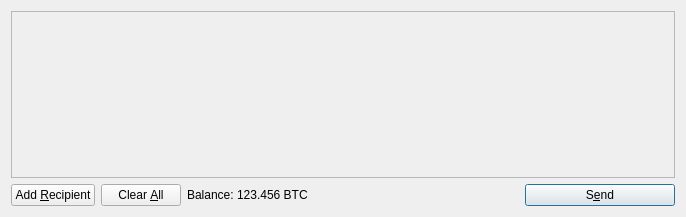
Before: the Qt Designer form src/qt/forms/sendcoinsdialog.ui in microcash-dev/DRACHMacoin, drawn with Qt 5.
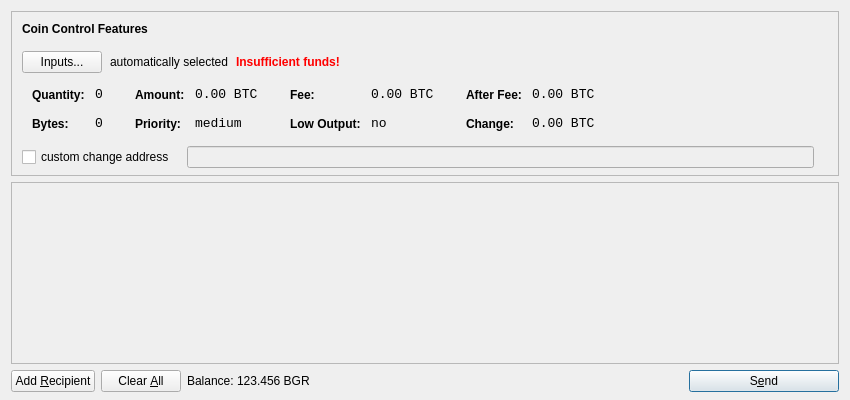
After: the same form once the commit is applied. Icons and pictures are not drawn.

Diff of the .ui file:
```diff
--- a/src/qt/forms/sendcoinsdialog.ui
+++ b/src/qt/forms/sendcoinsdialog.ui
@@ -6,14 +6,615 @@
    <rect>
     <x>0</x>
     <y>0</y>
-    <width>686</width>
-    <height>217</height>
+    <width>850</width>
+    <height>400</height>
    </rect>
   </property>
   <property name="windowTitle">
    <string>Send Coins</string>
   </property>
-  <layout class="QVBoxLayout" name="verticalLayout">
+  <layout class="QVBoxLayout" name="verticalLayout" stretch="0,1,0">
+   <property name="bottomMargin">
+    <number>8</number>
+   </property>
+   <item>
+    <widget class="QFrame" name="frameCoinControl">
+     <property name="sizePolicy">
+      <sizepolicy hsizetype="Expanding" vsizetype="Expanding">
+       <horstretch>0</horstretch>
+       <verstretch>0</verstretch>
+      </sizepolicy>
+     </property>
+     <property name="maximumSize">
+      <size>
+       <width>16777215</width>
+       <height>16777215</height>
+      </size>
+     </property>
+     <property name="frameShape">
+      <enum>QFrame::StyledPanel</enum>
+     </property>
+     <property name="frameShadow">
+      <enum>QFrame::Sunken</enum>
+     </property>
+     <layout class="QVBoxLayout" name="verticalLayoutCoinControl2">
+      <property name="spacing">
+       <number>-1</number>
+      </property>
+      <property name="leftMargin">
+       <number>0</number>
+      </property>
+      <property name="topMargin">
+       <number>0</number>
+      </property>
+      <property name="rightMargin">
+       <number>0</number>
+      </property>
+      <property name="bottomMargin">
+       <number>6</number>
+      </property>
+      <item>
+       <layout class="QVBoxLayout" name="verticalLayoutCoinControl" stretch="0,0,0,0,1">
+        <property name="spacing">
+         <number>0</number>
+        </property>
+        <property name="leftMargin">
+         <number>10</number>
+        </property>
+        <property name="topMargin">
+         <number>10</number>
+        </property>
+        <item>
+         <layout class="QHBoxLayout" name="horizontalLayoutCoinControl1">
+          <property name="bottomMargin">
+           <number>15</number>
+          </property>
+          <item>
+           <widget class="QLabel" name="labelCoinControlFeatures">
+            <property name="sizePolicy">
+             <sizepolicy hsizetype="Preferred" vsizetype="Maximum">
+              <horstretch>0</horstretch>
+              <verstretch>0</verstretch>
+             </sizepolicy>
+            </property>
+            <property name="font">
+             <font>
+              <weight>75</weight>
+              <bold>true</bold>
+             </font>
+            </property>
+            <property name="styleSheet">
+             <string notr="true">font-weight:bold;</string>
+            </property>
+            <property name="text">
+             <string>Coin Control Features</string>
+            </property>
+           </widget>
+          </item>
+         </layout>
+        </item>
+        <item>
+         <layout class="QHBoxLayout" name="horizontalLayoutCoinControl2" stretch="0,0,0,0">
+          <property name="spacing">
+           <number>8</number>
+          </property>
+          <property name="bottomMargin">
+           <number>10</number>
+          </property>
+          <item>
+           <widget class="QPushButton" name="pushButtonCoinControl">
+            <property name="styleSheet">
+             <string notr="true"/>
+            </property>
+            <property name="text">
+             <string>Inputs...</string>
+            </property>
+           </widget>
+          </item>
+          <item>
+           <widget class="QLabel" name="labelCoinControlAutomaticallySelected">
+            <property name="text">
+             <string>automatically selected</string>
+            </property>
+            <property name="margin">
+             <number>5</number>
+            </property>
+           </widget>
+          </item>
+          <item>
+           <widget class="QLabel" name="labelCoinControlInsuffFunds">
+            <property name="font">
+             <font>
+              <weight>75</weight>
+              <bold>true</bold>
+             </font>
+            </property>
+            <property name="styleSheet">
+             <string notr="true">color:red;font-weight:bold;</string>
+            </property>
+            <property name="text">
+             <string>Insufficient funds!</string>
+            </property>
+            <property name="margin">
+             <number>5</number>
+            </property>
+           </widget>
+          </item>
+          <item>
+           <spacer name="horizontalSpacerCoinControl">
+            <property name="orientation">
+             <enum>Qt::Horizontal</enum>
+            </property>
+            <property name="sizeHint" stdset="0">
+             <size>
+              <width>40</width>
+              <height>1</height>
+             </size>
+            </property>
+           </spacer>
+          </item>
+         </layout>
+        </item>
+        <item>
+         <widget class="QWidget" name="widgetCoinControl" native="true">
+          <property name="sizePolicy">
+           <sizepolicy hsizetype="Preferred" vsizetype="Preferred">
+            <horstretch>0</horstretch>
+            <verstretch>0</verstretch>
+           </sizepolicy>
+          </property>
+          <property name="minimumSize">
+           <size>
+            <width>0</width>
+            <height>0</height>
+           </size>
+          </property>
+          <property name="styleSheet">
+           <string notr="true"/>
+          </property>
+          <layout class="QHBoxLayout" name="horizontalLayoutCoinControl5">
+           <property name="margin">
+            <number>0</number>
+           </property>
+           <item>
+            <layout class="QHBoxLayout" name="horizontalLayoutCoinControl3" stretch="0,0,0,1">
+             <property name="spacing">
+              <number>20</number>
+             </property>
+             <property name="topMargin">
+              <number>0</number>
+             </property>
+             <property name="bottomMargin">
+              <number>10</number>
+             </property>
+             <item>
+              <layout class="QFormLayout" name="formLayoutCoinControl1">
+               <property name="horizontalSpacing">
+                <number>10</number>
+               </property>
+               <property name="verticalSpacing">
+                <number>14</number>
+               </property>
+               <property name="leftMargin">
+                <number>10</number>
+               </property>
+               <property name="topMargin">
+                <number>4</number>
+               </property>
+               <property name="rightMargin">
+                <number>6</number>
+               </property>
+               <item row="0" column="0">
+                <widget class="QLabel" name="labelCoinControlQuantityText">
+                 <property name="styleSheet">
+                  <string notr="true">font-weight:bold;</string>
+                 </property>
+                 <property name="text">
+                  <string>Quantity:</string>
+                 </property>
+                 <property name="margin">
+                  <number>0</number>
+                 </property>
+                </widget>
+               </item>
+               <item row="0" column="1">
+                <widget class="QLabel" name="labelCoinControlQuantity">
+                 <property name="font">
+                  <font>
+                   <family>Monospace</family>
+                   <pointsize>10</pointsize>
+                  </font>
+                 </property>
+                 <property name="cursor">
+                  <cursorShape>IBeamCursor</cursorShape>
+                 </property>
+                 <property name="contextMenuPolicy">
+                  <enum>Qt::ActionsContextMenu</enum>
+                 </property>
+                 <property name="text">
+                  <string notr="true">0</string>
+                 </property>
+                 <property name="margin">
+                  <number>0</number>
+                 </property>
+                 <property name="textInteractionFlags">
+                  <set>Qt::LinksAccessibleByMouse|Qt::TextSelectableByKeyboard|Qt::TextSelectableByMouse</set>
+                 </property>
+                </widget>
+               </item>
+               <item row="1" column="0">
+                <widget class="QLabel" name="labelCoinControlBytesText">
+                 <property name="styleSheet">
+                  <string notr="true">font-weight:bold;</string>
+                 </property>
+                 <property name="text">
+                  <string>Bytes:</string>
+                 </property>
+                </widget>
+               </item>
+               <item row="1" column="1">
+                <widget class="QLabel" name="labelCoinControlBytes">
+                 <property name="font">
+                  <font>
+                   <family>Monospace</family>
+                   <pointsize>10</pointsize>
+                  </font>
+                 </property>
+                 <property name="cursor">
+                  <cursorShape>IBeamCursor</cursorShape>
+                 </property>
+                 <property name="contextMenuPolicy">
+                  <enum>Qt::ActionsContextMenu</enum>
+                 </property>
+                 <property name="text">
+                  <string notr="true">0</string>
+                 </property>
+                 <property name="textInteractionFlags">
+                  <set>Qt::LinksAccessibleByMouse|Qt::TextSelectableByKeyboard|Qt::TextSelectableByMouse</set>
+                 </property>
+                </widget>
+               </item>
+              </layout>
+             </item>
+             <item>
+              <layout class="QFormLayout" name="formLayoutCoinControl2">
+               <property name="horizontalSpacing">
+                <number>10</number>
+               </property>
+               <property name="verticalSpacing">
+                <number>14</number>
+               </property>
+               <property name="leftMargin">
+                <number>6</number>
+               </property>
+               <property name="topMargin">
+                <number>4</number>
+               </property>
+               <property name="rightMargin">
+                <number>6</number>
+               </property>
+               <item row="0" column="0">
+                <widget class="QLabel" name="labelCoinControlAmountText">
+                 <property name="styleSheet">
+                  <string notr="true">font-weight:bold;</string>
+                 </property>
+                 <property name="text">
+                  <string>Amount:</string>
+                 </property>
+                 <property name="margin">
+                  <number>0</number>
+                 </property>
+                </widget>
+               </item>
+               <item row="0" column="1">
+                <widget class="QLabel" name="labelCoinControlAmount">
+                 <property name="font">
+                  <font>
+                   <family>Monospace</family>
+                   <pointsize>10</pointsize>
+                  </font>
+                 </property>
+                 <property name="cursor">
+                  <cursorShape>IBeamCursor</cursorShape>
+                 </property>
+                 <property name="contextMenuPolicy">
+                  <enum>Qt::ActionsContextMenu</enum>
+                 </property>
+                 <property name="text">
+                  <string notr="true">0.00 BTC</string>
+                 </property>
+                 <property name="textInteractionFlags">
+                  <set>Qt::LinksAccessibleByMouse|Qt::TextSelectableByKeyboard|Qt::TextSelectableByMouse</set>
+                 </property>
+                </widget>
+               </item>
+               <item row="1" column="0">
+                <widget class="QLabel" name="labelCoinControlPriorityText">
+                 <property name="styleSheet">
+                  <string notr="true">font-weight:bold;</string>
+                 </property>
+                 <property name="text">
+                  <string>Priority:</string>
+                 </property>
+                </widget>
+               </item>
+               <item row="1" column="1">
+                <widget class="QLabel" name="labelCoinControlPriority">
+                 <property name="font">
+                  <font>
+                   <family>Monospace</family>
+                   <pointsize>10</pointsize>
+                  </font>
+                 </property>
+                 <property name="cursor">
+                  <cursorShape>IBeamCursor</cursorShape>
+                 </property>
+                 <property name="contextMenuPolicy">
+                  <enum>Qt::ActionsContextMenu</enum>
+                 </property>
+                 <property name="text">
+                  <string>medium</string>
+                 </property>
+                 <property name="textInteractionFlags">
+                  <set>Qt::LinksAccessibleByMouse|Qt::TextSelectableByKeyboard|Qt::TextSelectableByMouse</set>
+                 </property>
+                </widget>
+               </item>
+              </layout>
+             </item>
+             <item>
+              <layout class="QFormLayout" name="formLayoutCoinControl3">
+               <property name="horizontalSpacing">
+                <number>10</number>
+               </property>
+               <property name="verticalSpacing">
+                <number>14</number>
+               </property>
+               <property name="leftMargin">
+                <number>6</number>
+               </property>
+               <property name="topMargin">
+                <number>4</number>
+               </property>
+               <property name="rightMargin">
+                <number>6</number>
+               </property>
+               <item row="0" column="0">
+                <widget class="QLabel" name="labelCoinControlFeeText">
+                 <property name="styleSheet">
+                  <string notr="true">font-weight:bold;</string>
+                 </property>
+                 <property name="text">
+                  <string>Fee:</string>
+                 </property>
+                 <property name="margin">
+                  <number>0</number>
+                 </property>
+                </widget>
+               </item>
+               <item row="0" column="1">
+                <widget class="QLabel" name="labelCoinControlFee">
+                 <property name="font">
+                  <font>
+                   <family>Monospace</family>
+                   <pointsize>10</pointsize>
+                  </font>
+                 </property>
+                 <property name="cursor">
+                  <cursorShape>IBeamCursor</cursorShape>
+                 </property>
+                 <property name="contextMenuPolicy">
+                  <enum>Qt::ActionsContextMenu</enum>
+                 </property>
+                 <property name="text">
+                  <string notr="true">0.00 BTC</string>
+                 </property>
+                 <property name="textInteractionFlags">
+                  <set>Qt::LinksAccessibleByMouse|Qt::TextSelectableByKeyboard|Qt::TextSelectableByMouse</set>
+                 </property>
+                </widget>
+               </item>
+               <item row="1" column="0">
+                <widget class="QLabel" name="labelCoinControlLowOutputText">
+                 <property name="styleSheet">
+                  <string notr="true">font-weight:bold;</string>
+                 </property>
+                 <property name="text">
+                  <string>Low Output:</string>
+                 </property>
+                </widget>
+               </item>
+               <item row="1" column="1">
+                <widget class="QLabel" name="labelCoinControlLowOutput">
+                 <property name="font">
+                  <font>
+                   <family>Monospace</family>
+                   <pointsize>10</pointsize>
+                  </font>
+                 </property>
+                 <property name="cursor">
+                  <cursorShape>IBeamCursor</cursorShape>
+                 </property>
+                 <property name="contextMenuPolicy">
+                  <enum>Qt::ActionsContextMenu</enum>
+                 </property>
+                 <property name="text">
+                  <string>no</string>
+                 </property>
+                 <property name="textInteractionFlags">
+                  <set>Qt::LinksAccessibleByMouse|Qt::TextSelectableByKeyboard|Qt::TextSelectableByMouse</set>
+                 </property>
+                </widget>
+               </item>
+              </layout>
+             </item>
+             <item>
+              <layout class="QFormLayout" name="formLayoutCoinControl4">
+               <property name="horizontalSpacing">
+                <number>10</number>
+               </property>
+               <property name="verticalSpacing">
+                <number>14</number>
+               </property>
+               <property name="leftMargin">
+                <number>6</number>
+               </property>
+               <property name="topMargin">
+                <number>4</number>
+               </property>
+               <property name="rightMargin">
+                <number>6</number>
+               </property>
+               <item row="0" column="0">
+                <widget class="QLabel" name="labelCoinControlAfterFeeText">
+                 <property name="styleSheet">
+                  <string notr="true">font-weight:bold;</string>
+                 </property>
+                 <property name="text">
+                  <string>After Fee:</string>
+                 </property>
+                 <property name="margin">
+                  <number>0</number>
+                 </property>
+                </widget>
+               </item>
+               <item row="0" column="1">
+                <widget class="QLabel" name="labelCoinControlAfterFee">
+                 <property name="font">
+                  <font>
+                   <family>Monospace</family>
+                   <pointsize>10</pointsize>
+                  </font>
+                 </property>
+                 <property name="cursor">
+                  <cursorShape>IBeamCursor</cursorShape>
+                 </property>
+                 <property name="contextMenuPolicy">
+                  <enum>Qt::ActionsContextMenu</enum>
+                 </property>
+                 <property name="text">
+                  <string notr="true">0.00 BTC</string>
+                 </property>
+                 <property name="textInteractionFlags">
+                  <set>Qt::LinksAccessibleByMouse|Qt::TextSelectableByKeyboard|Qt::TextSelectableByMouse</set>
+                 </property>
+                </widget>
+               </item>
+               <item row="1" column="0">
+                <widget class="QLabel" name="labelCoinControlChangeText">
+                 <property name="styleSheet">
+                  <string notr="true">font-weight:bold;</string>
+                 </property>
+                 <property name="text">
+                  <string>Change:</string>
+                 </property>
+                </widget>
+               </item>
+               <item row="1" column="1">
+                <widget class="QLabel" name="labelCoinControlChange">
+                 <property name="font">
+                  <font>
+                   <family>Monospace</family>
+                   <pointsize>10</pointsize>
+                  </font>
+                 </property>
+                 <property name="cursor">
+                  <cursorShape>IBeamCursor</cursorShape>
+                 </property>
+                 <property name="contextMenuPolicy">
+                  <enum>Qt::ActionsContextMenu</enum>
+                 </property>
+                 <property name="text">
+                  <string notr="true">0.00 BTC</string>
+                 </property>
+                 <property name="textInteractionFlags">
+                  <set>Qt::LinksAccessibleByMouse|Qt::TextSelectableByKeyboard|Qt::TextSelectableByMouse</set>
+                 </property>
+                </widget>
+               </item>
+              </layout>
+             </item>
+            </layout>
+           </item>
+          </layout>
+         </widget>
+        </item>
+        <item>
+         <layout class="QHBoxLayout" name="horizontalLayoutCoinControl4" stretch="0,0,0">
+          <property name="spacing">
+           <number>12</number>
+          </property>
+          <property name="sizeConstraint">
+           <enum>QLayout::SetDefaultConstraint</enum>
+          </property>
+          <property name="topMargin">
+           <number>5</number>
+          </property>
+          <property name="rightMargin">
+           <number>5</number>
+          </property>
+          <item>
+           <widget class="QCheckBox" name="checkBoxCoinControlChange">
+            <property name="text">
+             <string>custom change address</string>
+            </property>
+           </widget>
+          </item>
+          <item>
+           <widget class="QLineEdit" name="lineEditCoinControlChange">
+            <property name="enabled">
+             <bool>false</bool>
+            </property>
+            <property name="sizePolicy">
+             <sizepolicy hsizetype="Expanding" vsizetype="Fixed">
+              <horstretch>0</horstretch>
+              <verstretch>0</verstretch>
+             </sizepolicy>
+            </property>
+           </widget>
+          </item>
+          <item>
+           <widget class="QLabel" name="labelCoinControlChangeLabel">
+            <property name="sizePolicy">
+             <sizepolicy hsizetype="Preferred" vsizetype="Expanding">
+              <horstretch>0</horstretch>
+              <verstretch>0</verstretch>
+             </sizepolicy>
+            </property>
+            <property name="minimumSize">
+             <size>
+              <width>0</width>
+              <height>0</height>
+             </size>
+            </property>
+            <property name="text">
+             <string/>
+            </property>
+            <property name="margin">
+             <number>3</number>
+            </property>
+           </widget>
+          </item>
+         </layout>
+        </item>
+        <item>
+         <spacer name="verticalSpacerCoinControl">
+          <property name="orientation">
+           <enum>Qt::Vertical</enum>
+          </property>
+          <property name="sizeHint" stdset="0">
+           <size>
+            <width>800</width>
+            <height>1</height>
+           </size>
+          </property>
+         </spacer>
+        </item>
+       </layout>
+      </item>
+     </layout>
+    </widget>
+   </item>
    <item>
     <widget class="QScrollArea" name="scrollArea">
      <property name="widgetResizable">
@@ -24,7 +625,7 @@
        <rect>
         <x>0</x>
         <y>0</y>
-        <width>666</width>
+        <width>830</width>
         <height>165</height>
        </rect>
       </property>
@@ -119,7 +720,7 @@
           <cursorShape>IBeamCursor</cursorShape>
          </property>
          <property name="text">
-          <string>123.456 BTC</string>
+          <string>123.456 BGR</string>
          </property>
          <property name="textInteractionFlags">
           <set>Qt::LinksAccessibleByMouse|Qt::TextSelectableByKeyboard|Qt::TextSelectableByMouse</set>
```
